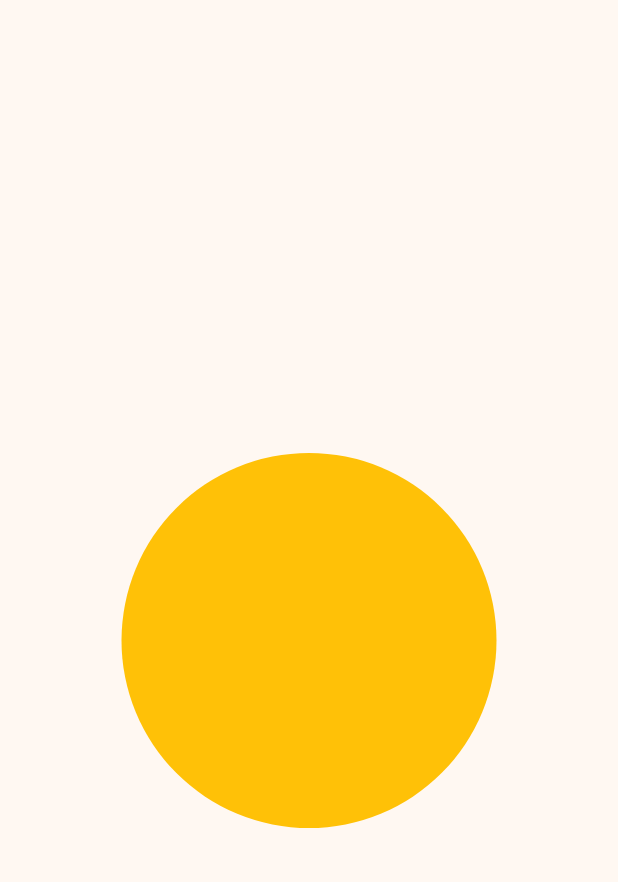
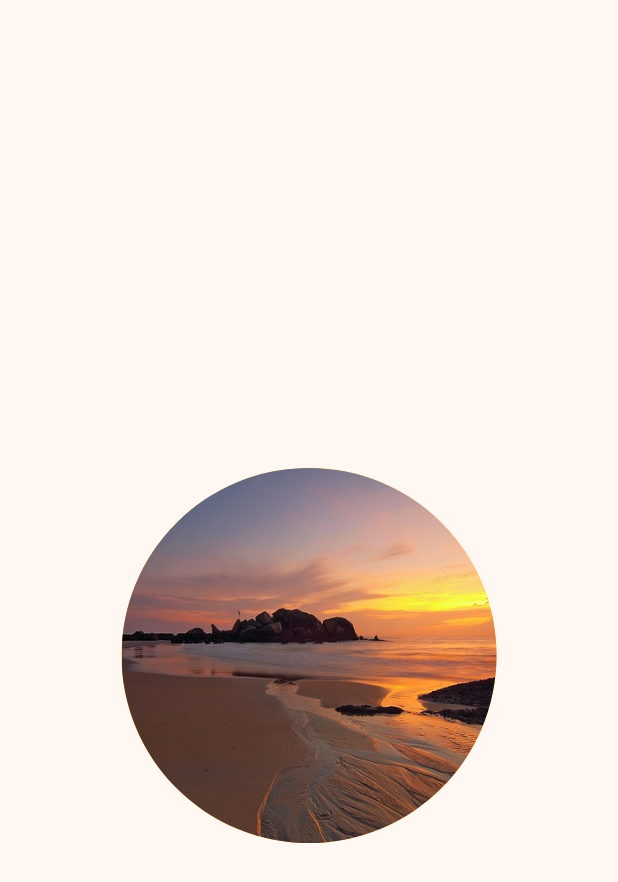
Before and after one commit to ginaa07/Latihan_Splash_Screen_week6_1123150124, a Flutter app: the screen it shows after launch, on a phone screen of 412 x 824 dp. Shown: the top 882 px of the screen. Run offline on Flutter 3.47's test engine with Material 3 defaults, Android fonts, the phone set to English and light mode, and no system bars.

```diff
--- a/lib/screen/splash_screen_1.dart
+++ b/lib/screen/splash_screen_1.dart
@@ -12,17 +12,22 @@ class SplashScreen1 extends StatelessWidget {
       child: Column(
        mainAxisAlignment: MainAxisAlignment.center,
        children: [
-        SizedBox(height: 30),
+        SizedBox(height: 50),
         Container(
           width: 250,
           height: 250,
           decoration: BoxDecoration(
           shape: BoxShape.circle,
-          color: Colors.amber),
-
+          color: Colors.amber,
+          image: DecorationImage(
+          image: AssetImage('assets/images/image1.jpg'),
+          fit: BoxFit.cover,
           ),
-       ],
-        ),
+          ),
+          //tambahkan disini untuk widget widget lainnya nanti
+        )
+        ],
+    ),
     ),
     );
   }
--- a/pubspec.yaml
+++ b/pubspec.yaml
@@ -56,6 +56,10 @@ flutter:
   # included with your application, so that you can use the icons in
   # the material Icons class.
   uses-material-design: true
+  assets:
+    - assets/images/image1.jpg
+    - assets/images/image2.jpg
+    - assets/images/image3.jpg
 
   # To add assets to your application, add an assets section, like this:
   # assets:
```
